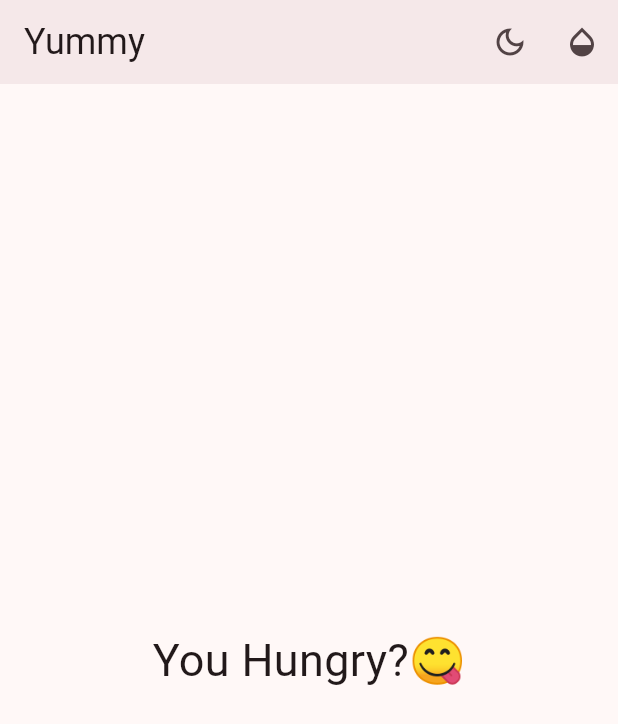
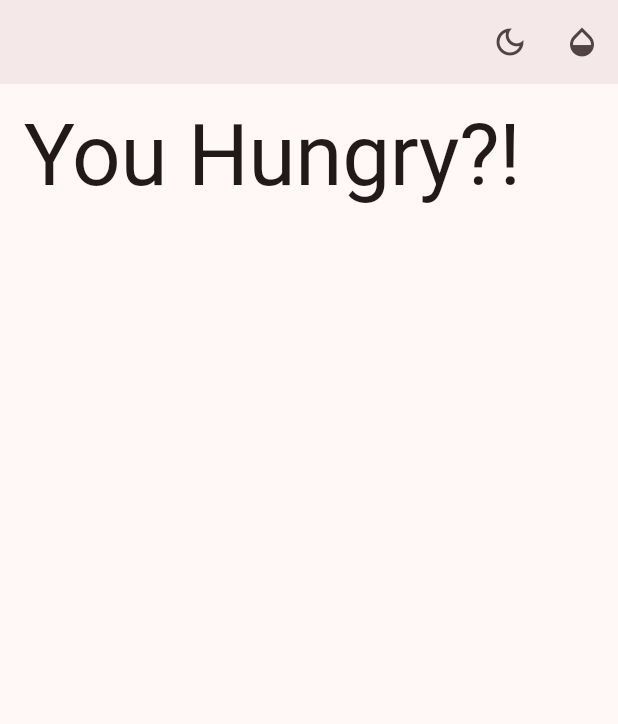
Before and after one commit to memtarhan/Become-a-Flutter-Developer, a Flutter app: the screen it shows after launch, on a phone screen of 412 x 824 dp. Shown: the top 724 px of the screen. Run offline on Flutter 3.47's test engine with Material 3 defaults, Android fonts, the phone set to English and light mode, and no system bars.

Commit message:
<Flutter>: Creating a separate widget

```diff
--- /dev/null
+++ b/flutter-apprentice/yummy/lib/home.dart
@@ -0,0 +1,52 @@
+import 'package:flutter/material.dart';
+
+import 'components/color_button.dart';
+import 'components/theme_button.dart';
+import 'constants.dart';
+
+class Home extends StatefulWidget {
+  const Home({
+    super.key,
+    required this.changeTheme,
+    required this.changeColor,
+    required this.colorSelected,
+  });
+
+  final void Function(bool useLightMode) changeTheme;
+  final void Function(int value) changeColor;
+  final ColorSelection colorSelected;
+
+  @override
+  State<Home> createState() => _HomeState();
+}
+
+class _HomeState extends State<Home> {
+  // TODO: Track current tab
+  // TODO: Define tab bar destinations
+  @override
+  Widget build(BuildContext context) {
+    // TODO: Define pages
+    return Scaffold(
+      appBar: AppBar(
+        elevation: 4.0,
+        backgroundColor: Theme.of(context).colorScheme.background,
+        actions: [
+          ThemeButton(changeThemeMode: widget.changeTheme),
+          ColorButton(
+            changeColor: widget.changeColor,
+            colorSelected: widget.colorSelected,
+          ),
+        ],
+      ),
+      // TODO: Switch between pages
+      body: Padding(
+        padding: const EdgeInsets.all(16.0),
+        child: Text(
+          'You Hungry?!',
+          style: Theme.of(context).textTheme.displayLarge,
+        ),
+      ),
+      // TODO: Add bottom navigation bar
+    );
+  }
+}
--- a/flutter-apprentice/yummy/lib/main.dart
+++ b/flutter-apprentice/yummy/lib/main.dart
@@ -1,8 +1,7 @@
 import 'package:flutter/material.dart';
 
-import 'components/color_button.dart';
-import 'components/theme_button.dart';
 import 'constants.dart';
+import 'home.dart';
 
 void main() {
   // 1
@@ -46,36 +45,13 @@ class _YummyState extends State<Yummy> {
         useMaterial3: true,
         brightness: Brightness.dark,
       ),
-      // TODO: Apply Home widget
-
-      // 4
-      home: Scaffold(
-        appBar: AppBar(
-          actions: [
-            ThemeButton(
-              changeThemeMode: changeThemeMode,
-            ),
-            ColorButton(
-              changeColor: changeColor,
-              colorSelected: colorSelected,
-            ),
-          ],
-          elevation: 4.0,
-          title: const Text(
-            appTitle,
-            style: TextStyle(fontSize: 24.0),
-          ),
-        ),
-        body: const Center(
-          child: Text(
-            'You Hungry?😋',
-            style: TextStyle(fontSize: 30.0),
-          ),
-        ),
+      home: Home(
+        changeTheme: changeThemeMode,
+        changeColor: changeColor,
+        colorSelected: colorSelected,
       ),
     );
   }
-
 
   void changeThemeMode(bool useLightMode) {
     setState(() {
```
